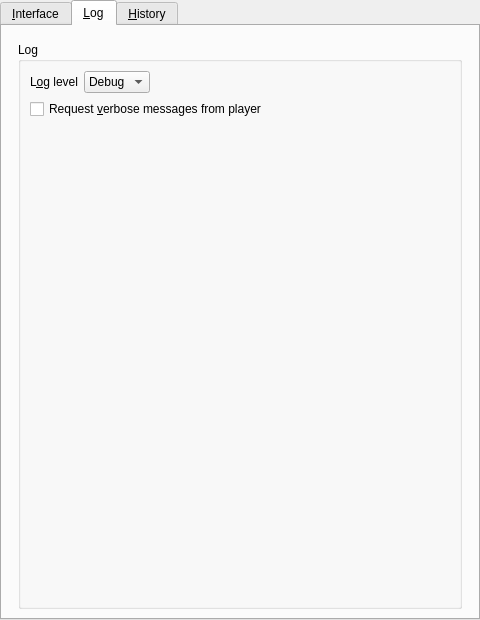
Above: src/gui/pref/interface.ui from wilbert2000/wzplayer before the change. Below: the same form after it.
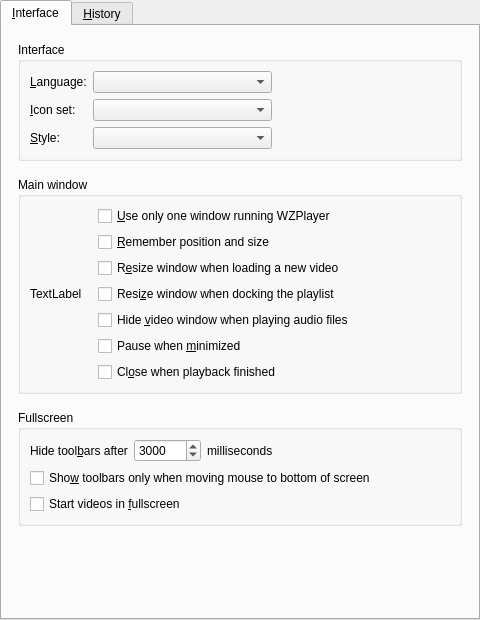
That is the form after the change. The open tabs and pages were chosen to show the change. Custom widgets are drawn as their Qt base class.

Commit message: Move log from interface section to advanced section

```diff
--- a/src/gui/pref/interface.ui
+++ b/src/gui/pref/interface.ui
@@ -186,6 +186,13 @@
               </property>
              </widget>
             </item>
+            <item>
+             <widget class="QCheckBox" name="hide_video_window_on_audio_check">
+              <property name="text">
+               <string>Hide &amp;video window when playing audio files</string>
+              </property>
+             </widget>
+            </item>
             <item>
              <widget class="QCheckBox" name="pause_on_minimize_check">
               <property name="text">
@@ -200,13 +207,6 @@
               </property>
              </widget>
             </item>
-            <item>
-             <widget class="QCheckBox" name="hide_video_window_on_audio_check">
-              <property name="text">
-               <string>Hide &amp;video window when playing audio files</string>
-              </property>
-             </widget>
-            </item>
            </layout>
           </item>
           <item>
@@ -322,138 +322,6 @@
        </item>
       </layout>
      </widget>
-     <widget class="QWidget" name="log_tab">
-      <attribute name="title">
-       <string>&amp;Log</string>
-      </attribute>
-      <layout class="QHBoxLayout" name="horizontalLayout_6">
-       <property name="spacing">
-        <number>16</number>
-       </property>
-       <property name="leftMargin">
-        <number>16</number>
-       </property>
-       <property name="topMargin">
-        <number>16</number>
-       </property>
-       <property name="rightMargin">
-        <number>16</number>
-       </property>
-       <item>
-        <widget class="QGroupBox" name="log_group">
-         <property name="title">
-          <string>Log</string>
-         </property>
-         <property name="flat">
-          <bool>true</bool>
-         </property>
-         <layout class="QVBoxLayout" name="verticalLayout">
-          <item>
-           <layout class="QHBoxLayout" name="horizontalLayout_2">
-            <property name="bottomMargin">
-             <number>0</number>
-            </property>
-            <item>
-             <widget class="QLabel" name="log_level_label">
-              <property name="text">
-               <string>L&amp;og level</string>
-              </property>
-              <property name="buddy">
-               <cstring>log_level_combo</cstring>
-              </property>
-             </widget>
-            </item>
-            <item>
-             <widget class="QComboBox" name="log_level_combo">
-              <property name="currentIndex">
-               <number>1</number>
-              </property>
-              <item>
-               <property name="text">
-                <string>Trace</string>
-               </property>
-              </item>
-              <item>
-               <property name="text">
-                <string>Debug</string>
-               </property>
-              </item>
-              <item>
-               <property name="text">
-                <string>Info</string>
-               </property>
-              </item>
-              <item>
-               <property name="text">
-                <string>Warn</string>
-               </property>
-              </item>
-              <item>
-               <property name="text">
-                <string>Error</string>
-               </property>
-              </item>
-              <item>
-               <property name="text">
-                <string>Fatal</string>
-               </property>
-              </item>
-              <item>
-               <property name="text">
-                <string>Off</string>
-               </property>
-              </item>
-             </widget>
-            </item>
-            <item>
-             <spacer name="horizontalSpacer_2">
-              <property name="orientation">
-               <enum>Qt::Horizontal</enum>
-              </property>
-              <property name="sizeHint" stdset="0">
-               <size>
-                <width>40</width>
-                <height>20</height>
-               </size>
-              </property>
-             </spacer>
-            </item>
-           </layout>
-          </item>
-          <item>
-           <widget class="QCheckBox" name="log_verbose_check">
-            <property name="enabled">
-             <bool>true</bool>
-            </property>
-            <property name="sizePolicy">
-             <sizepolicy hsizetype="Expanding" vsizetype="Fixed">
-              <horstretch>0</horstretch>
-              <verstretch>0</verstretch>
-             </sizepolicy>
-            </property>
-            <property name="text">
-             <string>Request &amp;verbose messages from player</string>
-            </property>
-           </widget>
-          </item>
-          <item>
-           <spacer name="verticalSpacer">
-            <property name="orientation">
-             <enum>Qt::Vertical</enum>
-            </property>
-            <property name="sizeHint" stdset="0">
-             <size>
-              <width>20</width>
-              <height>40</height>
-             </size>
-            </property>
-           </spacer>
-          </item>
-         </layout>
-        </widget>
-       </item>
-      </layout>
-     </widget>
      <widget class="QWidget" name="history_tab">
       <attribute name="title">
        <string>&amp;History</string>
```
Left out of the diff: 4 changed lines with no effect on the pictures. The commit also changes 5 other files.
